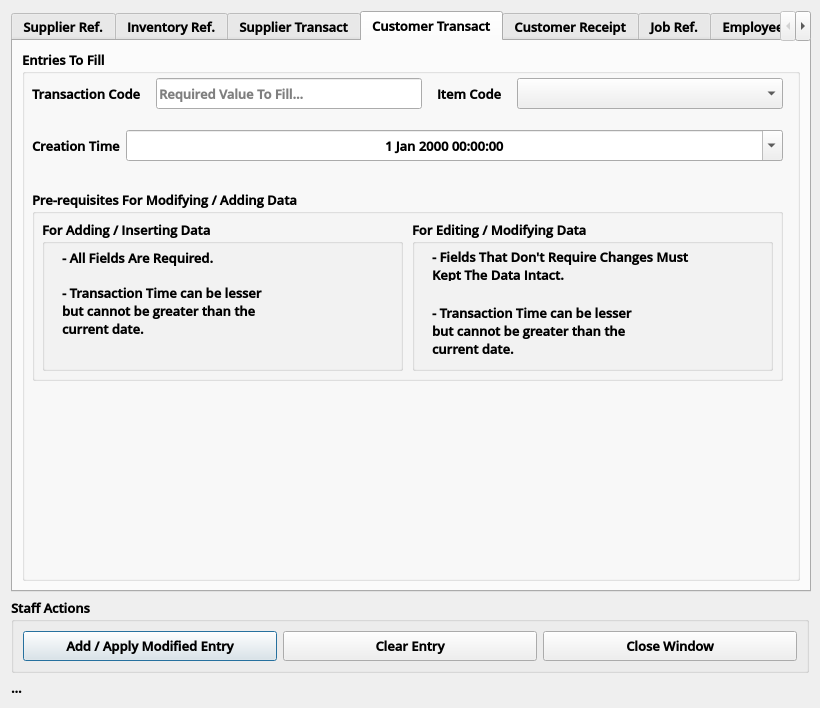
Before: the Qt Designer form System Design/Route88_DataManipCmpnt.ui in CodexLink/Route88_HybridBusinessSystem, drawn with Qt 5.
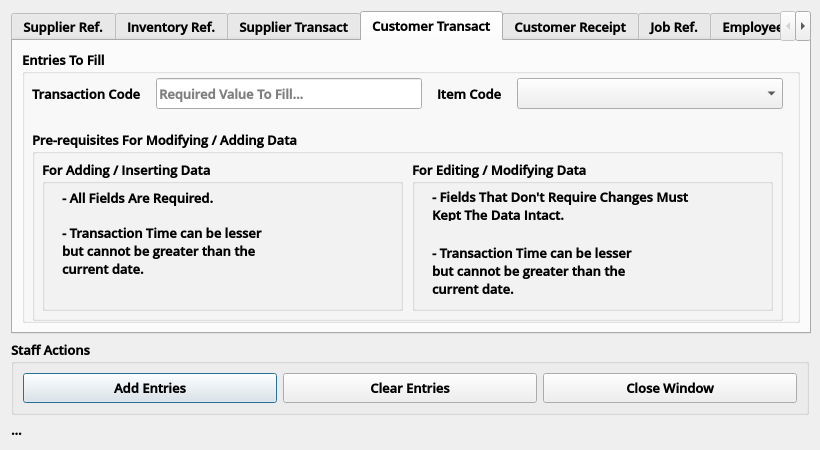
After: the same form once the commit is applied. The open tabs and pages were chosen to show the change. Icons and pictures are not drawn.

Commit message:
[Major Progression] Finished Rendering @ Edit
I have done a lot of tweaks but the title says it all. There is no insertion or data editing yet~! But that will be my next job.

Also some UI got adjustments from button displays. Modification and Insertion has Push Entry Data Changed.

What changed in the file:
```diff
--- a/System Design/Route88_DataManipCmpnt.ui
+++ b/System Design/Route88_DataManipCmpnt.ui
@@ -10,7 +10,7 @@
     <x>0</x>
     <y>0</y>
     <width>820</width>
-    <height>708</height>
+    <height>450</height>
    </rect>
   </property>
   <property name="sizePolicy">
@@ -1629,75 +1629,11 @@
              </item>
             </layout>
            </widget>
-           <widget class="QWidget" name="layoutWidget_4">
-            <property name="geometry">
-             <rect>
-              <x>10</x>
-              <y>80</y>
-              <width>751</width>
-              <height>31</height>
-             </rect>
-            </property>
-            <property name="font">
-             <font>
-              <family>Open Sans SemiBold</family>
-              <weight>75</weight>
-              <bold>true</bold>
-             </font>
-            </property>
-            <layout class="QHBoxLayout" name="horizontalLayout_14">
-             <item>
-              <widget class="QLabel" name="label_32">
-               <property name="sizePolicy">
-                <sizepolicy hsizetype="Fixed" vsizetype="Preferred">
-                 <horstretch>0</horstretch>
-                 <verstretch>0</verstretch>
-                </sizepolicy>
-               </property>
-               <property name="font">
-                <font>
-                 <family>Open Sans SemiBold</family>
-                 <pointsize>10</pointsize>
-                 <weight>75</weight>
-                 <bold>true</bold>
-                </font>
-               </property>
-               <property name="text">
-                <string>Creation Time</string>
-               </property>
-              </widget>
-             </item>
-             <item>
-              <widget class="QDateTimeEdit" name="CustTr_CT">
-               <property name="sizePolicy">
-                <sizepolicy hsizetype="Preferred" vsizetype="Ignored">
-                 <horstretch>0</horstretch>
-                 <verstretch>0</verstretch>
-                </sizepolicy>
-               </property>
-               <property name="font">
-                <font>
-                 <family>Open Sans SemiBold</family>
-                 <pointsize>10</pointsize>
-                 <weight>75</weight>
-                 <bold>true</bold>
-                </font>
-               </property>
-               <property name="alignment">
-                <set>Qt::AlignCenter</set>
-               </property>
-               <property name="calendarPopup">
-                <bool>true</bool>
-               </property>
-              </widget>
-             </item>
-            </layout>
-           </widget>
            <widget class="QGroupBox" name="groupBox_9">
             <property name="geometry">
              <rect>
               <x>10</x>
-              <y>140</y>
+              <y>80</y>
               <width>751</width>
               <height>191</height>
              </rect>
@@ -3566,7 +3502,7 @@
          </font>
         </property>
         <property name="text">
-         <string>Add / Apply Modified Entry</string>
+         <string>Add Entries</string>
         </property>
        </widget>
       </item>
@@ -3593,7 +3529,7 @@
          </font>
         </property>
         <property name="text">
-         <string>Clear Entry</string>
+         <string>Clear Entries</string>
         </property>
        </widget>
       </item>
```
Left out of the diff: 65 changed lines with no effect on the pictures. The commit also changes 4 other files.
